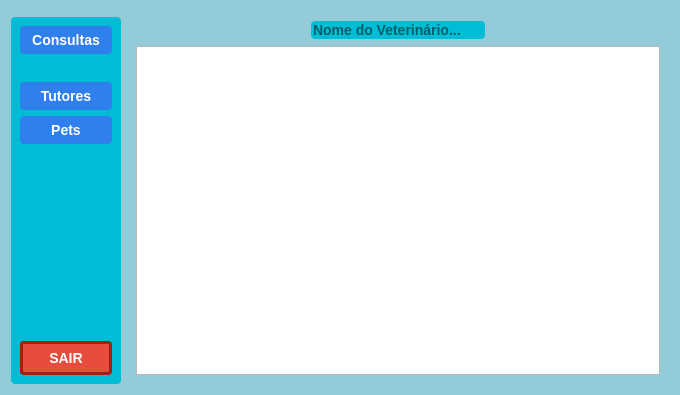
This is tela_recepcionista_veterinario.ui in mateuszinum/Projeto-Clinica-Veterinaria as Qt 5 draws it before an edit. The edited form follows.
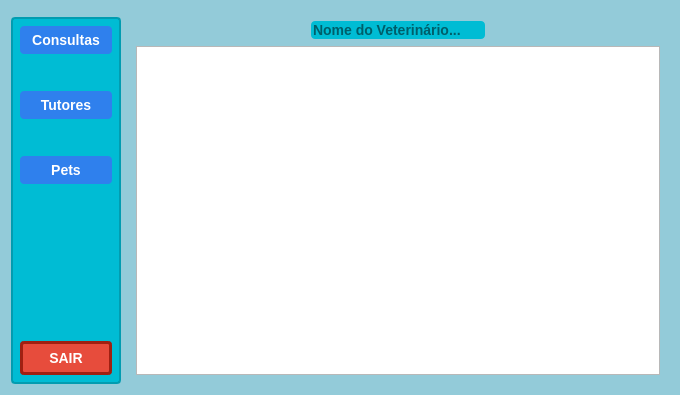
This is the edited form.

The edit to the form file:
```diff
--- a/tela_recepcionista_veterinario.ui
+++ b/tela_recepcionista_veterinario.ui
@@ -96,8 +96,7 @@
      </property>
      <property name="styleSheet">
       <string notr="true">background-color: #00bcd4;
-border: none;
-border-color: #e0f0df;
+border: 2px solid #029cb0; 
 border-radius: 4px;
 padding: 6px 12px;</string>
      </property>
@@ -132,7 +131,7 @@
         <property name="sizeHint" stdset="0">
          <size>
           <width>20</width>
-          <height>32</height>
+          <height>80</height>
          </size>
         </property>
        </spacer>
@@ -167,7 +166,7 @@
         <property name="sizeHint" stdset="0">
          <size>
           <width>20</width>
-          <height>8</height>
+          <height>80</height>
          </size>
         </property>
        </spacer>
```
Left out of the diff: 15 changed lines with no effect on the pictures.
